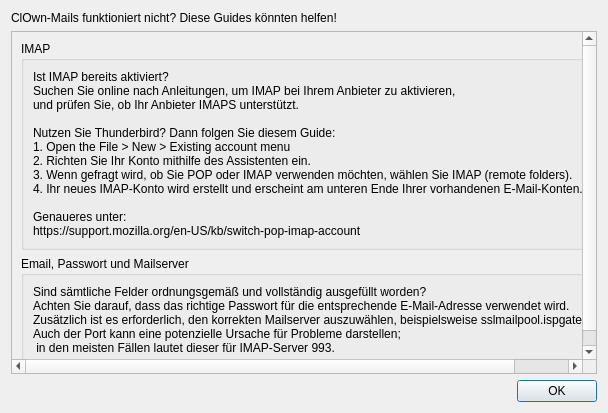
The window that src/ui/help_dialog.ui (Sobottasgithub/ClOwn-Mails) describes before a commit, drawn with Qt 5.
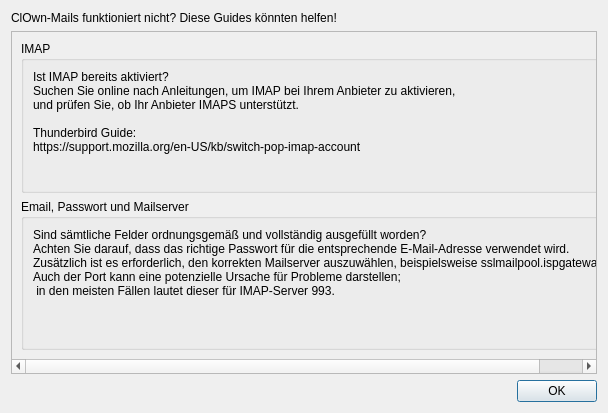
The same window after the commit.

Commit message: Shorten guide

```diff
--- a/src/ui/help_dialog.ui
+++ b/src/ui/help_dialog.ui
@@ -60,14 +60,9 @@
 Suchen Sie online nach Anleitungen, um IMAP bei Ihrem Anbieter zu aktivieren,
 und prüfen Sie, ob Ihr Anbieter IMAPS unterstützt.
 
-Nutzen Sie Thunderbird? Dann folgen Sie diesem Guide:
-1. Open the File &gt; New &gt; Existing account menu
-2. Richten Sie Ihr Konto mithilfe des Assistenten ein.
-3. Wenn gefragt wird, ob Sie POP oder IMAP verwenden möchten, wählen Sie IMAP (remote folders).
-4. Ihr neues IMAP-Konto wird erstellt und erscheint am unteren Ende Ihrer vorhandenen E-Mail-Konten.
-
-Genaueres unter:
-https://support.mozilla.org/en-US/kb/switch-pop-imap-account</string>
+Thunderbird Guide:
+https://support.mozilla.org/en-US/kb/switch-pop-imap-account
+</string>
               </property>
               <property name="alignment">
                <set>Qt::AlignLeading|Qt::AlignLeft|Qt::AlignTop</set>
```
